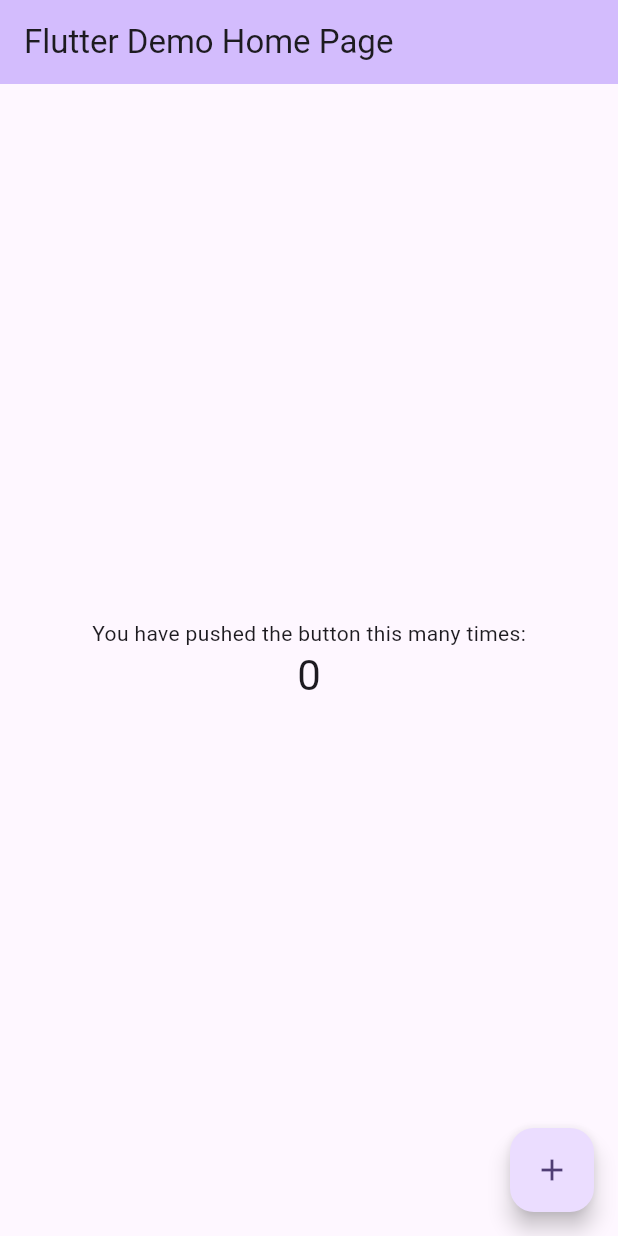
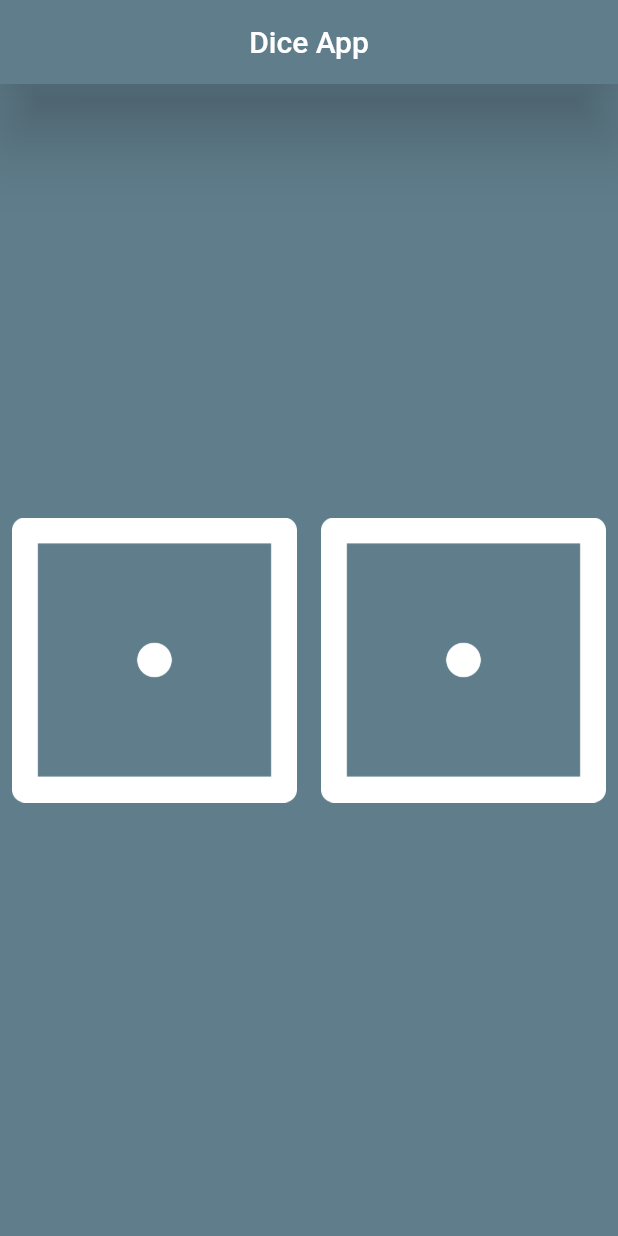
Before and after one commit to omarx33/dados_flutter, a Flutter app: the screen it shows after launch, on a phone screen of 412 x 824 dp. Run offline on Flutter 3.47's test engine with Material 2 defaults, Android fonts, the phone set to English and light mode, and no system bars.

Commit message:
uso del ramdon, prueba de StatefulWidget

```diff
--- a/lib/main.dart
+++ b/lib/main.dart
@@ -1,125 +1,76 @@
 import 'package:flutter/material.dart';
-
+import 'dart:math';
 void main() {
-  runApp(const MyApp());
+  runApp(MyApp());
 }
 
 class MyApp extends StatelessWidget {
-  const MyApp({super.key});
-
-  // This widget is the root of your application.
   @override
   Widget build(BuildContext context) {
     return MaterialApp(
-      title: 'Flutter Demo',
-      theme: ThemeData(
-        // This is the theme of your application.
-        //
-        // TRY THIS: Try running your application with "flutter run". You'll see
-        // the application has a blue toolbar. Then, without quitting the app,
-        // try changing the seedColor in the colorScheme below to Colors.green
-        // and then invoke "hot reload" (save your changes or press the "hot
-        // reload" button in a Flutter-supported IDE, or press "r" if you used
-        // the command line to start the app).
-        //
-        // Notice that the counter didn't reset back to zero; the application
-        // state is not lost during the reload. To reset the state, use hot
-        // restart instead.
-        //
-        // This works for code too, not just values: Most code changes can be
-        // tested with just a hot reload.
-        colorScheme: ColorScheme.fromSeed(seedColor: Colors.deepPurple),
-        useMaterial3: true,
-      ),
-      home: const MyHomePage(title: 'Flutter Demo Home Page'),
+      home: HomePage(),
     );
   }
 }
 
-class MyHomePage extends StatefulWidget {
-  const MyHomePage({super.key, required this.title});
-
-  // This widget is the home page of your application. It is stateful, meaning
-  // that it has a State object (defined below) that contains fields that affect
-  // how it looks.
-
-  // This class is the configuration for the state. It holds the values (in this
-  // case the title) provided by the parent (in this case the App widget) and
-  // used by the build method of the State. Fields in a Widget subclass are
-  // always marked "final".
-
-  final String title;
+class HomePage extends StatefulWidget {
 
   @override
-  State<MyHomePage> createState() => _MyHomePageState();
+  State<HomePage> createState() => _HomePageState();
 }
 
-class _MyHomePageState extends State<MyHomePage> {
-  int _counter = 0;
-
-  void _incrementCounter() {
-    setState(() {
-      // This call to setState tells the Flutter framework that something has
-      // changed in this State, which causes it to rerun the build method below
-      // so that the display can reflect the updated values. If we changed
-      // _counter without calling setState(), then the build method would not be
-      // called again, and so nothing would appear to happen.
-      _counter++;
-    });
-  }
-
+class _HomePageState extends State<HomePage> {
+  int dadoIzquierdo = 1;
+  int dadoDerecho = 1;
   @override
   Widget build(BuildContext context) {
-    // This method is rerun every time setState is called, for instance as done
-    // by the _incrementCounter method above.
-    //
-    // The Flutter framework has been optimized to make rerunning build methods
-    // fast, so that you can just rebuild anything that needs updating rather
-    // than having to individually change instances of widgets.
     return Scaffold(
+      backgroundColor: Colors.blueGrey,
       appBar: AppBar(
-        // TRY THIS: Try changing the color here to a specific color (to
-        // Colors.amber, perhaps?) and trigger a hot reload to see the AppBar
-        // change color while the other colors stay the same.
-        backgroundColor: Theme.of(context).colorScheme.inversePrimary,
-        // Here we take the value from the MyHomePage object that was created by
-        // the App.build method, and use it to set our appbar title.
-        title: Text(widget.title),
+        title: const Text("Dice App"),
+        backgroundColor: Colors.blueGrey,
+        centerTitle: true,
+        elevation: 20,
       ),
       body: Center(
-        // Center is a layout widget. It takes a single child and positions it
-        // in the middle of the parent.
-        child: Column(
-          // Column is also a layout widget. It takes a list of children and
-          // arranges them vertically. By default, it sizes itself to fit its
-          // children horizontally, and tries to be as tall as its parent.
-          //
-          // Column has various properties to control how it sizes itself and
-          // how it positions its children. Here we use mainAxisAlignment to
-          // center the children vertically; the main axis here is the vertical
-          // axis because Columns are vertical (the cross axis would be
-          // horizontal).
-          //
-          // TRY THIS: Invoke "debug painting" (choose the "Toggle Debug Paint"
-          // action in the IDE, or press "p" in the console), to see the
-          // wireframe for each widget.
-          mainAxisAlignment: MainAxisAlignment.center,
-          children: <Widget>[
-            const Text(
-              'You have pushed the button this many times:',
+        child: Row(
+          children: [
+            Expanded(
+              //se ajusta a la pantalla de lo que tenga el widget padre
+              flex:
+                  1, // si tiene 2  expande este indica el tamaño que debe tener
+              child: TextButton(
+                onPressed: () {
+                  dadoIzquierdo = Random().nextInt(6) +1 ; // randon del 1 al 6 (suma 1 para que mo empieze en 0 )
+                  dadoDerecho = Random().nextInt(6) +1 ;
+                  print(dadoIzquierdo);
+                  setState(() { // es propio de StatefulWidget, ejecutara nuevamente todo el build
+
+                  });
+
+                },
+                child: Image.asset("assets/img/dice$dadoIzquierdo.png"),
+              ),
             ),
-            Text(
-              '$_counter',
-              style: Theme.of(context).textTheme.headlineMedium,
+            Expanded(
+              //se ajusta a la pantalla de lo que tenga el widget padre
+              flex:
+                  1, // si tiene 2  expande este indica el tamaño que debe tener
+              child: TextButton(
+                onPressed: (){
+                  dadoIzquierdo = Random().nextInt(6) +1 ; // randon del 1 al 6 (suma 1 para que mo empieze en 0 )
+                  dadoDerecho = Random().nextInt(6) +1 ;
+
+                  setState(() {
+
+                  });
+                },
+                child: Image.asset("assets/img/dice$dadoDerecho.png"),
+              ),
             ),
           ],
         ),
       ),
-      floatingActionButton: FloatingActionButton(
-        onPressed: _incrementCounter,
-        tooltip: 'Increment',
-        child: const Icon(Icons.add),
-      ), // This trailing comma makes auto-formatting nicer for build methods.
     );
   }
 }
--- a/pubspec.yaml
+++ b/pubspec.yaml
@@ -59,8 +59,8 @@ flutter:
   uses-material-design: true
 
   # To add assets to your application, add an assets section, like this:
-  # assets:
-  #   - images/a_dot_burr.jpeg
+  assets:
+   - assets/img/
   #   - images/a_dot_ham.jpeg
 
   # An image asset can refer to one or more resolution-specific "variants", see
```
Also changed, not shown: assets/img/dice1.png (added), assets/img/dice2.png (added), assets/img/dice3.png (added), assets/img/dice4.png (added), assets/img/dice5.png (added), assets/img/dice6.png (added).
